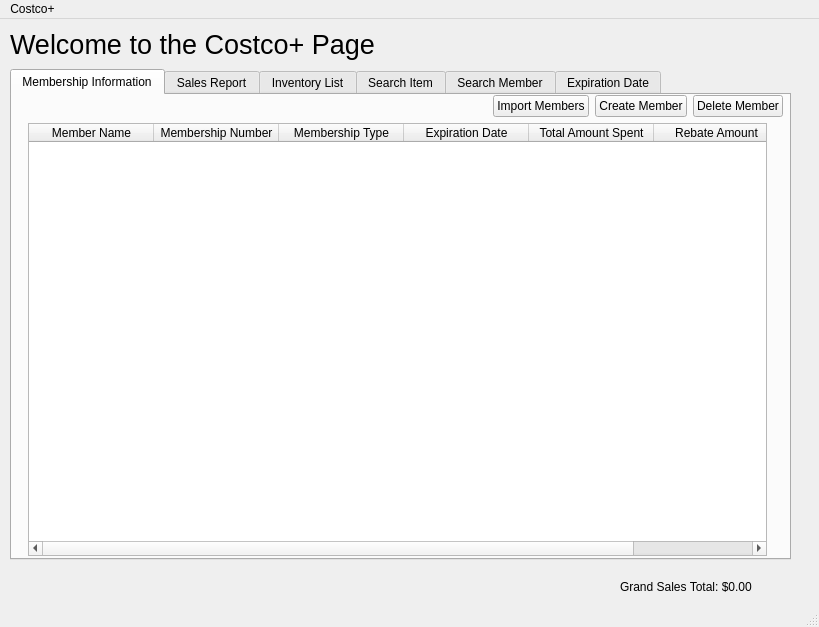
Old version of the form dashboard.ui in the repository danielmulvad/CS1C-Project-2.
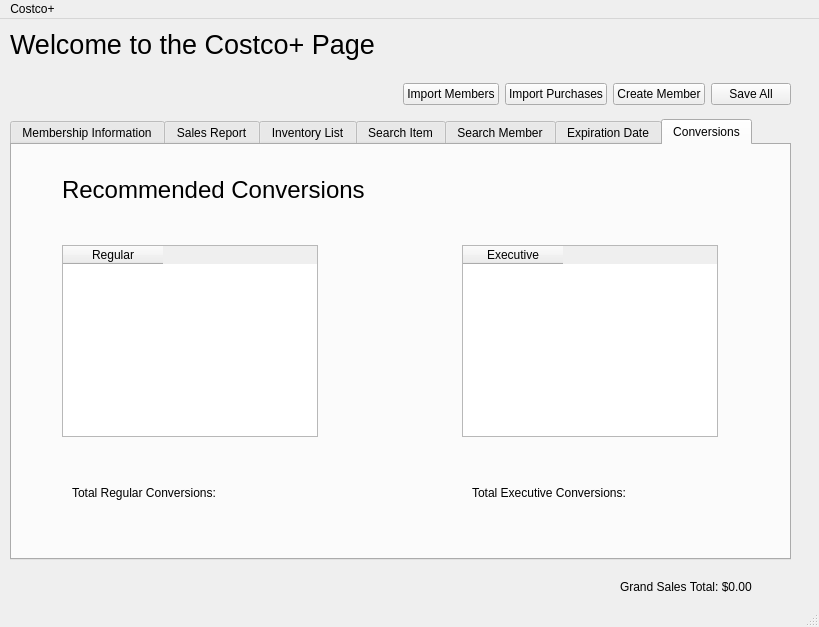
New version of the form. The open tabs and pages were chosen to show the change.

```diff
--- a/dashboard.ui
+++ b/dashboard.ui
@@ -54,13 +54,69 @@
      </item>
     </layout>
    </widget>
-   <widget class="QWidget" name="verticalLayoutWidget">
+   <widget class="QWidget" name="horizontalLayoutWidget_2">
     <property name="geometry">
      <rect>
       <x>10</x>
       <y>50</y>
       <width>781</width>
-      <height>491</height>
+      <height>51</height>
+     </rect>
+    </property>
+    <layout class="QHBoxLayout" name="horizontalLayout_2">
+     <property name="sizeConstraint">
+      <enum>QLayout::SetNoConstraint</enum>
+     </property>
+     <item>
+      <spacer name="horizontalSpacer_2">
+       <property name="orientation">
+        <enum>Qt::Horizontal</enum>
+       </property>
+       <property name="sizeHint" stdset="0">
+        <size>
+         <width>40</width>
+         <height>20</height>
+        </size>
+       </property>
+      </spacer>
+     </item>
+     <item>
+      <widget class="QPushButton" name="button_importMembersFromFileSelection">
+       <property name="text">
+        <string>Import Members</string>
+       </property>
+      </widget>
+     </item>
+     <item>
+      <widget class="QPushButton" name="button_importPurchasesFromFileSelection">
+       <property name="text">
+        <string>Import Purchases</string>
+       </property>
+      </widget>
+     </item>
+     <item>
+      <widget class="QPushButton" name="button_createMember">
+       <property name="text">
+        <string>Create Member</string>
+       </property>
+      </widget>
+     </item>
+     <item>
+      <widget class="QPushButton" name="button_saveAll">
+       <property name="text">
+        <string>Save All</string>
+       </property>
+      </widget>
+     </item>
+    </layout>
+   </widget>
+   <widget class="QWidget" name="verticalLayoutWidget">
+    <property name="geometry">
+     <rect>
+      <x>10</x>
+      <y>100</y>
+      <width>781</width>
+      <height>441</height>
      </rect>
     </property>
     <layout class="QVBoxLayout" name="verticalLayout">
@@ -90,10 +146,10 @@
           <widget class="QWidget" name="verticalLayoutWidget_2">
            <property name="geometry">
             <rect>
-             <x>0</x>
+             <x>-10</x>
              <y>0</y>
-             <width>771</width>
-             <height>461</height>
+             <width>801</width>
+             <height>411</height>
             </rect>
            </property>
            <layout class="QVBoxLayout" name="verticalLayout_2">
@@ -214,40 +270,6 @@
             </rect>
            </property>
            <layout class="QVBoxLayout" name="verticalLayout_5">
-            <item>
-             <layout class="QHBoxLayout" name="horizontalLayout_9">
-              <property name="sizeConstraint">
-               <enum>QLayout::SetNoConstraint</enum>
-              </property>
-              <item>
-               <spacer name="horizontalSpacer_5">
-                <property name="orientation">
-                 <enum>Qt::Horizontal</enum>
-                </property>
-                <property name="sizeHint" stdset="0">
-                 <size>
-                  <width>40</width>
-                  <height>20</height>
-                 </size>
-                </property>
-               </spacer>
-              </item>
-              <item>
-               <widget class="QPushButton" name="button_importPurchasesFromFileSelection">
-                <property name="text">
-                 <string>Import Purchases</string>
-                </property>
-               </widget>
-              </item>
-              <item>
-               <widget class="QPushButton" name="button_createPurchase">
-                <property name="text">
-                 <string>Create Purchase</string>
-                </property>
-               </widget>
-              </item>
-             </layout>
-            </item>
             <item>
              <layout class="QHBoxLayout" name="horizontalLayout_8">
               <property name="spacing">
@@ -718,6 +740,80 @@
            </property>
           </widget>
          </widget>
+         <widget class="QWidget" name="tab_rebateConversion">
+          <attribute name="title">
+           <string>Conversions</string>
+          </attribute>
+          <widget class="QLabel" name="label_7">
+           <property name="geometry">
+            <rect>
+             <x>50</x>
+             <y>30</y>
+             <width>461</width>
+             <height>31</height>
+            </rect>
+           </property>
+           <property name="text">
+            <string>&lt;html&gt;&lt;head/&gt;&lt;body&gt;&lt;p&gt;&lt;span style=&quot; font-size:18pt;&quot;&gt;Recommended Conversions&lt;/span&gt;&lt;/p&gt;&lt;/body&gt;&lt;/html&gt;</string>
+           </property>
+          </widget>
+          <widget class="QLabel" name="regular">
+           <property name="geometry">
+            <rect>
+             <x>60</x>
+             <y>340</y>
+             <width>271</width>
+             <height>16</height>
+            </rect>
+           </property>
+           <property name="text">
+            <string>Total Regular Conversions: </string>
+           </property>
+          </widget>
+          <widget class="QLabel" name="exceutive">
+           <property name="geometry">
+            <rect>
+             <x>460</x>
+             <y>340</y>
+             <width>171</width>
+             <height>16</height>
+            </rect>
+           </property>
+           <property name="text">
+            <string>Total Executive Conversions: </string>
+           </property>
+          </widget>
+          <widget class="QTableWidget" name="regularTable">
+           <property name="geometry">
+            <rect>
+             <x>50</x>
+             <y>100</y>
+             <width>256</width>
+             <height>192</height>
+            </rect>
+           </property>
+           <column>
+            <property name="text">
+             <string>Regular</string>
+            </property>
+           </column>
+          </widget>
+          <widget class="QTableWidget" name="executiveTable">
+           <property name="geometry">
+            <rect>
+             <x>450</x>
+             <y>100</y>
+             <width>256</width>
+             <height>192</height>
+            </rect>
+           </property>
+           <column>
+            <property name="text">
+             <string>Executive</string>
+            </property>
+           </column>
+          </widget>
+         </widget>
         </widget>
        </item>
       </layout>
```
Left out of the diff: 80 changed lines with no effect on the pictures.
